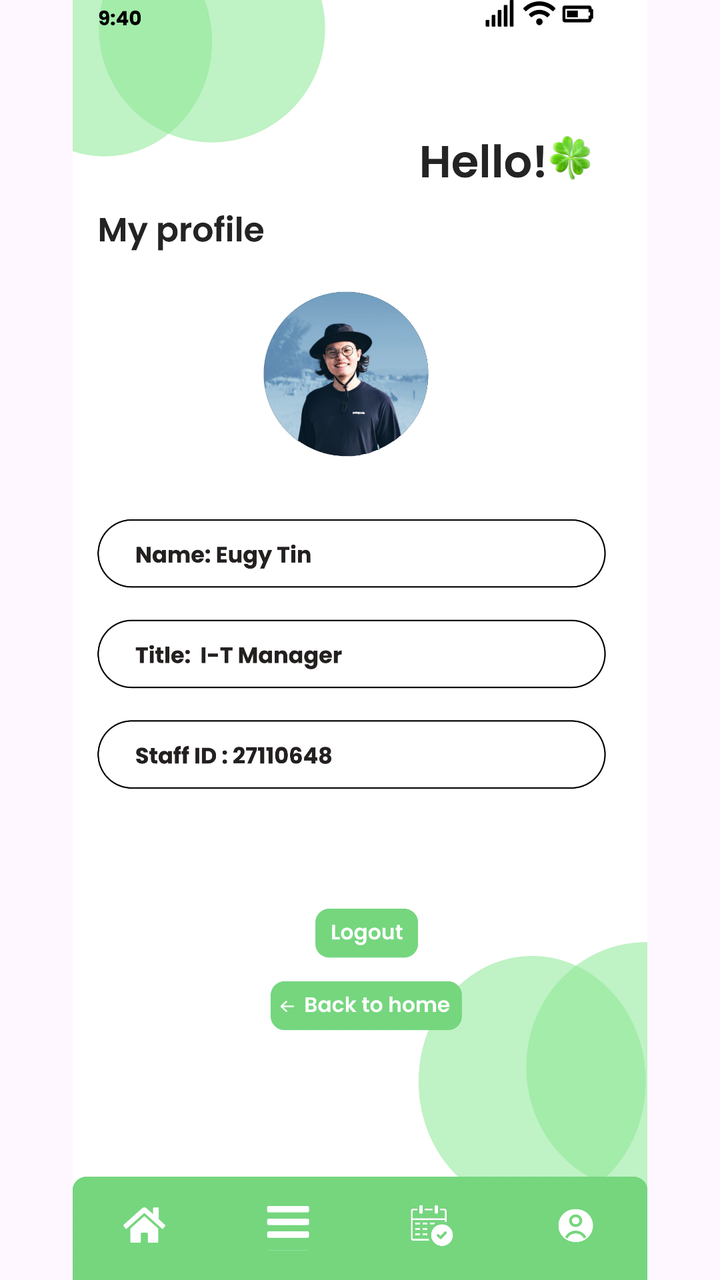
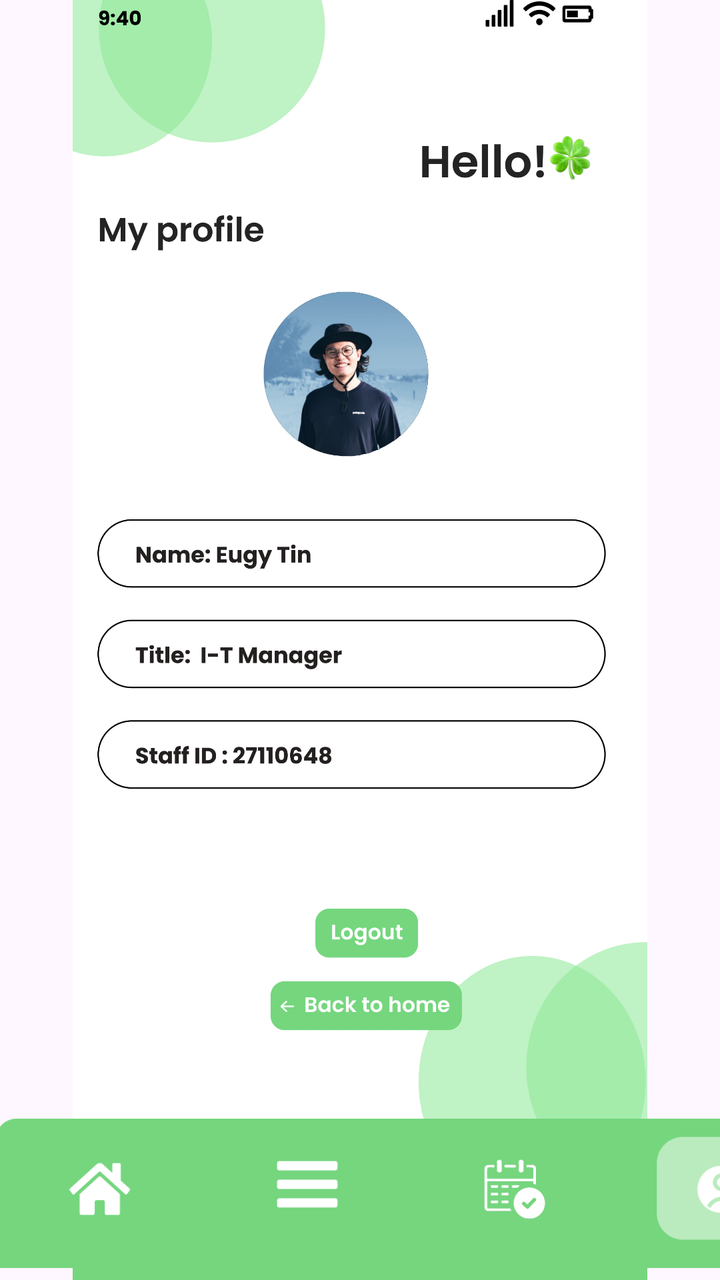

Two renders of the same Android screen: before a commit and after it. Below are the layout's source before the change and the commit's diff.
<!-- AndroidManifest.xml: application theme Theme.COMP2000HKSoftwareEngineeringAssessment -->
<!-- res/layout/activity_managermenumyprofile.xml -->
<?xml version="1.0" encoding="utf-8"?>
<androidx.constraintlayout.widget.ConstraintLayout xmlns:android="http://schemas.android.com/apk/res/android"
    xmlns:app="http://schemas.android.com/apk/res-auto"
    xmlns:tools="http://schemas.android.com/tools"
    android:id="@+id/main"
    android:layout_width="match_parent"
    android:layout_height="match_parent"
    tools:context=".managermenumyprofile">

    <ImageView
        android:id="@+id/iv_login_page"
        android:layout_width="match_parent"
        android:layout_height="match_parent"
        android:scaleType="fitCenter"
        android:src="@drawable/managermenumyprofile"
        app:layout_constraintBottom_toBottomOf="parent"
        app:layout_constraintEnd_toEndOf="parent"
        app:layout_constraintStart_toStartOf="parent"
        app:layout_constraintTop_toTopOf="parent" />

    <ImageButton
        android:id="@+id/btn_managermenuhomebutton"
        android:layout_width="0dp"
        android:layout_height="0dp"
        android:background="@android:color/transparent"
        app:layout_constraintBottom_toBottomOf="parent"
        app:layout_constraintDimensionRatio="2:1"
        app:layout_constraintEnd_toEndOf="parent"
        app:layout_constraintHorizontal_bias="0.071"
        app:layout_constraintStart_toStartOf="parent"
        app:layout_constraintTop_toTopOf="parent"
        app:layout_constraintVertical_bias="0.97"
        app:layout_constraintWidth_percent="0.15 " />
    <ImageButton
        android:id="@+id/btn_managermenubutton"
        android:layout_width="0dp"
        android:layout_height="0dp"
        android:background="@android:color/transparent"
        app:layout_constraintBottom_toBottomOf="parent"
        app:layout_constraintDimensionRatio="2:1"
        app:layout_constraintEnd_toEndOf="parent"
        app:layout_constraintHorizontal_bias="0.369"
        app:layout_constraintStart_toStartOf="parent"
        app:layout_constraintTop_toTopOf="parent"
        app:layout_constraintVertical_bias="0.969"
        app:layout_constraintWidth_percent="0.15" />

    <ImageButton
        android:id="@+id/btn_managermybookingbutton"
        android:layout_width="0dp"
        android:layout_height="0dp"
        android:background="@android:color/transparent"
        app:layout_constraintBottom_toBottomOf="parent"
        app:layout_constraintDimensionRatio="2:1"
        app:layout_constraintEnd_toEndOf="parent"
        app:layout_constraintHorizontal_bias="0.644"
        app:layout_constraintStart_toStartOf="parent"
        app:layout_constraintTop_toTopOf="parent"
        app:layout_constraintVertical_bias="0.969"
        app:layout_constraintWidth_percent="0.15" />

    <ImageButton
        android:id="@+id/btn_managermyprofile"
        android:layout_width="0dp"
        android:layout_height="0dp"
        android:background="@android:color/transparent"
        app:layout_constraintBottom_toBottomOf="parent"
        app:layout_constraintDimensionRatio="2:1"
        app:layout_constraintEnd_toEndOf="parent"
        app:layout_constraintHorizontal_bias="0.957"
        app:layout_constraintStart_toStartOf="parent"
        app:layout_constraintTop_toTopOf="parent"
        app:layout_constraintVertical_bias="0.969"
        app:layout_constraintWidth_percent="0.15" />

    <ImageButton
        android:id="@+id/btn_select_datetime_select_logout"
        android:layout_width="0dp"
        android:layout_height="0dp"
        android:background="@android:color/transparent"
        app:layout_constraintBottom_toBottomOf="parent"
        app:layout_constraintDimensionRatio="2.5:1"
        app:layout_constraintEnd_toEndOf="parent"
        app:layout_constraintHorizontal_bias="0.5167"
        app:layout_constraintStart_toStartOf="parent"
        app:layout_constraintTop_toTopOf="parent"
        app:layout_constraintVertical_bias="0.736"
        app:layout_constraintWidth_percent="0.17 " />

    <ImageButton
        android:id="@+id/btn_select_datetime_select_back_to_home"
        android:layout_width="0dp"
        android:layout_height="0dp"
        android:background="@android:color/transparent"
        app:layout_constraintBottom_toBottomOf="parent"
        app:layout_constraintDimensionRatio="4:1"
        app:layout_constraintEnd_toEndOf="parent"
        app:layout_constraintStart_toStartOf="parent"
        app:layout_constraintHorizontal_bias="0.5166"
        app:layout_constraintTop_toTopOf="parent"
        app:layout_constraintVertical_bias="0.796"
        app:layout_constraintWidth_percent="0.33 " />

</androidx.constraintlayout.widget.ConstraintLayout>
<!-- resources referenced by this layout -->
<resources>
  <!-- drawable managermenumyprofile: png bitmap (drawable, 568796 bytes) -->
  <style name="Theme.COMP2000HKSoftwareEngineeringAssessment" parent="Base.Theme.COMP2000HKSoftwareEngineeringAssessment" />
  <style name="Base.Theme.COMP2000HKSoftwareEngineeringAssessment" parent="Theme.Material3.DayNight.NoActionBar">
          
          
      </style>
</resources>

<!-- the commit's change to res/layout/activity_managermenumyprofile.xml (unified diff, before → after) -->
@@ -17,6 +17,21 @@
         app:layout_constraintEnd_toEndOf="parent"
         app:layout_constraintStart_toStartOf="parent"
         app:layout_constraintTop_toTopOf="parent" />
+
+    <ImageButton
+        android:id="@+id/btn_back"
+        android:layout_width="409dp"
+        android:layout_height="112dp"
+        android:background="@android:color/transparent"
+        android:contentDescription="Back"
+        android:scaleType="fitCenter"
+        android:src="@drawable/menubarmyprofile"
+        app:layout_constraintBottom_toBottomOf="parent"
+        app:layout_constraintEnd_toEndOf="parent"
+        app:layout_constraintHorizontal_bias="0.05"
+        app:layout_constraintStart_toStartOf="parent"
+        app:layout_constraintTop_toTopOf="parent"
+        app:layout_constraintVertical_bias="1.024" />
 
     <ImageButton
         android:id="@+id/btn_managermenuhomebutton"
<!-- resource entries referenced after the edit -->
@@ -1,6 +1,7 @@
 <!-- resources referenced by this layout -->
 <resources>
   <!-- drawable managermenumyprofile: png bitmap (drawable, 568796 bytes) -->
+  <!-- drawable menubarmyprofile: png bitmap (drawable, 15420 bytes) -->
   <style name="Theme.COMP2000HKSoftwareEngineeringAssessment" parent="Base.Theme.COMP2000HKSoftwareEngineeringAssessment" />
   <style name="Base.Theme.COMP2000HKSoftwareEngineeringAssessment" parent="Theme.Material3.DayNight.NoActionBar">
           
